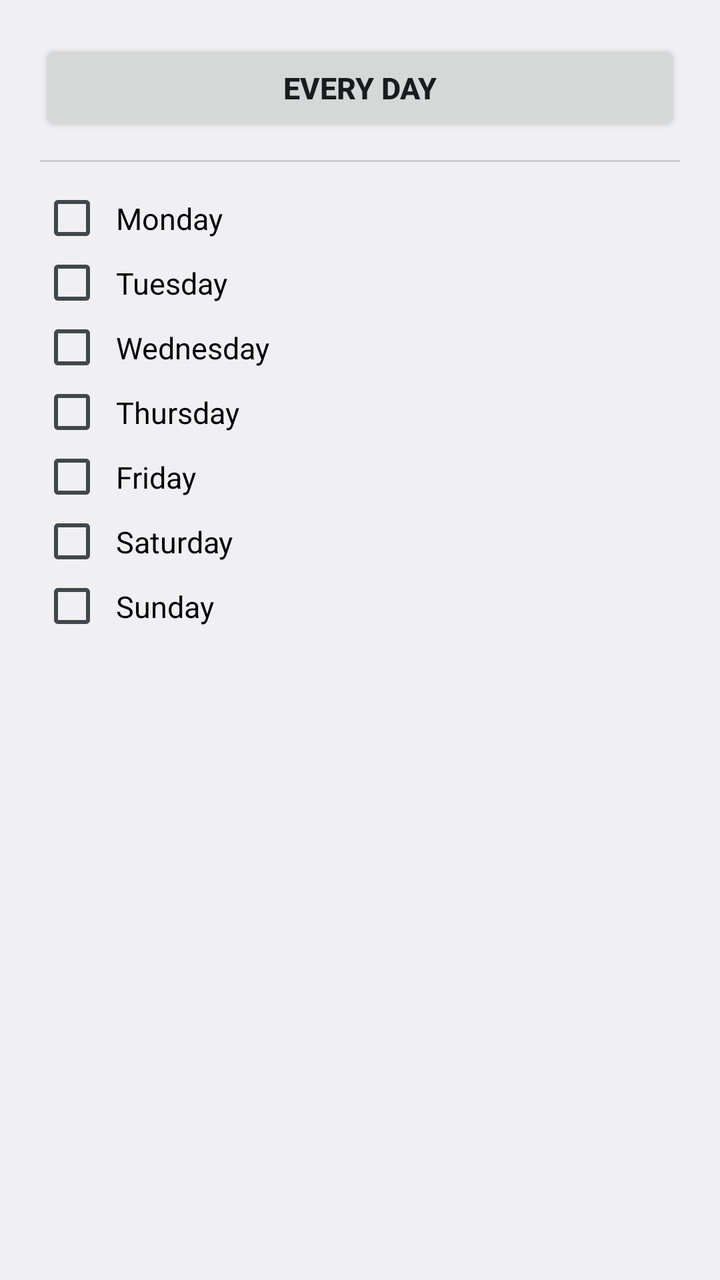
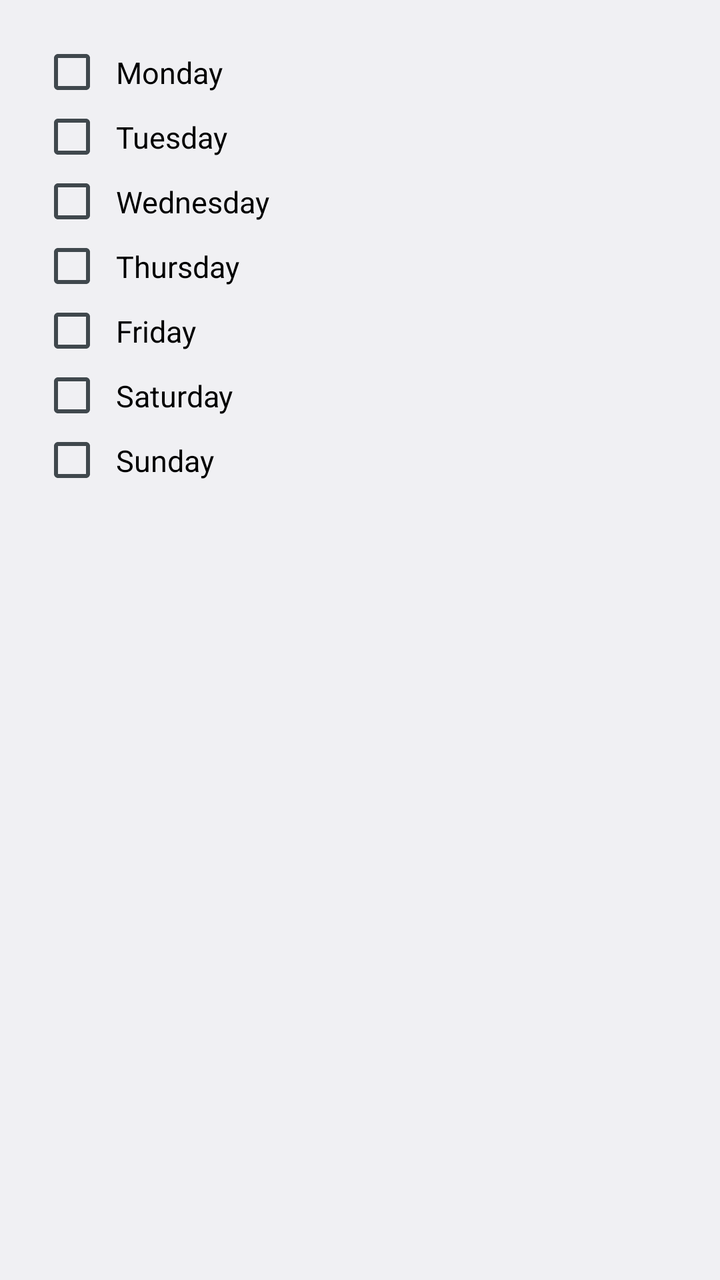

The first picture is an Android layout as it rendered before a commit; the second is the same layout after the commit. The layout source and the unified diff follow.
<!-- AndroidManifest.xml: application theme android:Theme.DeviceDefault.Light -->
<!-- res/layout/dialog_alarm_days.xml -->
<?xml version="1.0" encoding="utf-8"?>
<ScrollView xmlns:android="http://schemas.android.com/apk/res/android"
    android:layout_width="match_parent"
    android:layout_height="wrap_content">

    <LinearLayout
        android:layout_width="match_parent"
        android:layout_height="wrap_content"
        android:orientation="vertical"
        android:padding="20dp">

        <Button
            android:id="@+id/btnAlarmEveryday"
            android:layout_width="match_parent"
            android:layout_height="48dp"
            android:text="@string/alarm_days_everyday"
            android:textSize="15sp"
            android:textStyle="bold"
            android:layout_marginBottom="12dp" />

        <View
            android:layout_width="match_parent"
            android:layout_height="1dp"
            android:background="#CCCCCC"
            android:layout_marginBottom="12dp" />

        <CheckBox
            android:id="@+id/chkDayMon"
            android:layout_width="match_parent"
            android:layout_height="wrap_content"
            android:text="@string/day_mon"
            android:textSize="15sp"
            android:padding="6dp" />

        <CheckBox
            android:id="@+id/chkDayTue"
            android:layout_width="match_parent"
            android:layout_height="wrap_content"
            android:text="@string/day_tue"
            android:textSize="15sp"
            android:padding="6dp" />

        <CheckBox
            android:id="@+id/chkDayWed"
            android:layout_width="match_parent"
            android:layout_height="wrap_content"
            android:text="@string/day_wed"
            android:textSize="15sp"
            android:padding="6dp" />

        <CheckBox
            android:id="@+id/chkDayThu"
            android:layout_width="match_parent"
            android:layout_height="wrap_content"
            android:text="@string/day_thu"
            android:textSize="15sp"
            android:padding="6dp" />

        <CheckBox
            android:id="@+id/chkDayFri"
            android:layout_width="match_parent"
            android:layout_height="wrap_content"
            android:text="@string/day_fri"
            android:textSize="15sp"
            android:padding="6dp" />

        <CheckBox
            android:id="@+id/chkDaySat"
            android:layout_width="match_parent"
            android:layout_height="wrap_content"
            android:text="@string/day_sat"
            android:textSize="15sp"
            android:padding="6dp" />

        <CheckBox
            android:id="@+id/chkDaySun"
            android:layout_width="match_parent"
            android:layout_height="wrap_content"
            android:text="@string/day_sun"
            android:textSize="15sp"
            android:padding="6dp" />

    </LinearLayout>
</ScrollView>
<!-- resources referenced by this layout -->
<resources>
  <string name="alarm_days_everyday">Every day</string>
  <string name="day_fri">Friday</string>
  <string name="day_mon">Monday</string>
  <string name="day_sat">Saturday</string>
  <string name="day_sun">Sunday</string>
  <string name="day_thu">Thursday</string>
  <string name="day_tue">Tuesday</string>
  <string name="day_wed">Wednesday</string>
</resources>

<!-- the commit's change to res/layout/dialog_alarm_days.xml (unified diff, before → after) -->
@@ -8,21 +8,6 @@
         android:layout_height="wrap_content"
         android:orientation="vertical"
         android:padding="20dp">
-
-        <Button
-            android:id="@+id/btnAlarmEveryday"
-            android:layout_width="match_parent"
-            android:layout_height="48dp"
-            android:text="@string/alarm_days_everyday"
-            android:textSize="15sp"
-            android:textStyle="bold"
-            android:layout_marginBottom="12dp" />
-
-        <View
-            android:layout_width="match_parent"
-            android:layout_height="1dp"
-            android:background="#CCCCCC"
-            android:layout_marginBottom="12dp" />
 
         <CheckBox
             android:id="@+id/chkDayMon"
<!-- resource entries referenced after the edit -->
@@ -1,6 +1,5 @@
 <!-- resources referenced by this layout -->
 <resources>
-  <string name="alarm_days_everyday">Every day</string>
   <string name="day_fri">Friday</string>
   <string name="day_mon">Monday</string>
   <string name="day_sat">Saturday</string>
